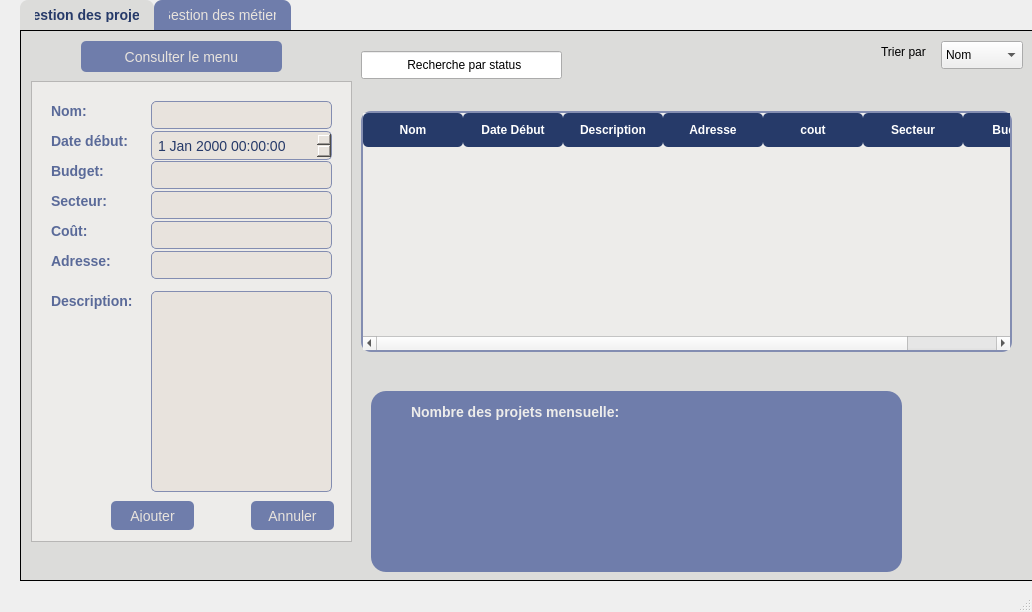
Old version of the form gprojet.ui in the repository yasminebchelbi/consultiny.
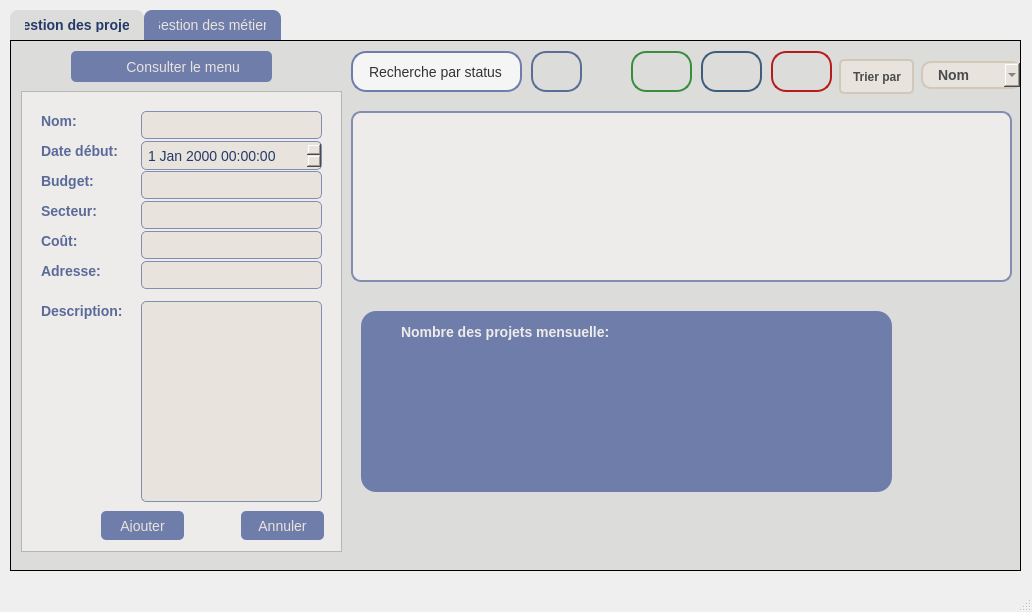
New version of the form. The open tabs and pages were chosen to show the change. Icons and pictures are not drawn.

```diff
--- a/gprojet.ui
+++ b/gprojet.ui
@@ -17,10 +17,10 @@
    <widget class="QTabWidget" name="tabWidget">
     <property name="geometry">
      <rect>
-      <x>20</x>
-      <y>0</y>
-      <width>1111</width>
-      <height>581</height>
+      <x>10</x>
+      <y>10</y>
+      <width>1011</width>
+      <height>561</height>
      </rect>
     </property>
     <property name="styleSheet">
@@ -343,123 +343,78 @@
        </property>
       </widget>
      </widget>
-     <widget class="QTableWidget" name="tableWidget">
-      <property name="geometry">
-       <rect>
-        <x>340</x>
-        <y>80</y>
-        <width>651</width>
-        <height>241</height>
-       </rect>
-      </property>
-      <property name="styleSheet">
-       <string notr="true">QTableView {
-    background-color: #EDECEA; /* Fond du tableau */
-    border: 2px solid #838DB1; /* Bordure subtile */
-    border-radius: 10px; /* Arrondi */
-    gridline-color: #DCDCDA; /* Couleur des lignes du tableau */
-    font-family: &quot;Segoe UI&quot;, &quot;Arial&quot;, sans-serif; /* Typographie moderne */
-    font-size: 14px;
-    selection-background-color: #838DB1; /* Couleur de sélection */
-    selection-color: white; /* Texte en blanc sur sélection */
-}
-
-QHeaderView::section {
-    background-color: #263A69; /* En-têtes foncés */
-    color: white; /* Texte blanc */
-    padding: 8px;
-    border: none;
-    font-weight: bold;
-    border-radius: 5px;
-}
-
-QTableView::item {
-    padding: 6px;
-    border-bottom: 1px solid #E8E3DD; /* Séparation entre les lignes */
-}
-
-QTableView::item:selected {
-    background-color: #838DB1; /* Fond des éléments sélectionnés */
-    color: white;
-}</string>
-      </property>
-      <property name="rowCount">
-       <number>0</number>
-      </property>
-      <property name="columnCount">
-       <number>7</number>
-      </property>
-      <column>
-       <property name="text">
-        <string>Nom</string>
-       </property>
-      </column>
-      <column>
-       <property name="text">
-        <string>Date Début</string>
-       </property>
-      </column>
-      <column>
-       <property name="text">
-        <string>Description</string>
-       </property>
-      </column>
-      <column>
-       <property name="text">
-        <string>Adresse</string>
-       </property>
-      </column>
-      <column>
-       <property name="text">
-        <string>cout</string>
-       </property>
-      </column>
-      <column>
-       <property name="text">
-        <string>Secteur</string>
-       </property>
-      </column>
-      <column>
-       <property name="text">
-        <string>Budget</string>
-       </property>
-      </column>
-     </widget>
      <widget class="QLineEdit" name="lineEdit_4">
       <property name="geometry">
        <rect>
         <x>340</x>
-        <y>20</y>
-        <width>201</width>
-        <height>28</height>
+        <y>10</y>
+        <width>171</width>
+        <height>41</height>
        </rect>
       </property>
       <property name="styleSheet">
-       <string notr="true">QLineEdit#searchBar {
-    border: 2px solid #AAAAAA;
-    border-radius: 5px;
-    padding: 4px;
+       <string notr="true">QLineEdit {
+    background-color: #f5f5f5; /* Fond clair et épuré */
+    border: 2px solid #6f7dab; /* Bordure bleu-gris */
+    border-radius: 15px; /* Coins arrondis */
+    padding: 8px 15px;
+    font-size: 14px;
+    color: #333; /* Couleur du texte */
+    selection-background-color: #6f7dab; /* Couleur de sélection */
 }
 
-QLineEdit#searchBar:hover {
-    border: 2px solid #1E90FF;
-}</string>
+QLineEdit:focus {
+    border: 2px solid #2ecc71; /* Changement de bordure au focus */
+    background-color: white; /* Fond plus visible */
+}
+
+QLineEdit::placeholder {
+    color: #999; /* Couleur du placeholder */
+    font-style: italic;
+}
+</string>
       </property>
       <property name="text">
-       <string>             Recherche par status</string>
+       <string>Recherche par status</string>
+      </property>
+      <property name="readOnly">
+       <bool>true</bool>
       </property>
      </widget>
      <widget class="QLabel" name="label_10">
       <property name="geometry">
        <rect>
-        <x>860</x>
+        <x>820</x>
         <y>10</y>
-        <width>71</width>
-        <height>21</height>
+        <width>91</width>
+        <height>51</height>
        </rect>
       </property>
       <property name="styleSheet">
-       <string notr="true">font: 700 11pt &quot;Times New Roman&quot;;</string>
+       <string notr="true">QLabel {
+    font-family: Arial, sans-serif;  /* Police élégante */
+    font-size: 12px;                 /* Taille du texte */
+    font-weight: bold;               /* Texte en gras */
+    color: #4B4B4B;                  /* Couleur du texte */
+    background-color: #E8E3DD;       /* Fond doux */
+    padding: 8px 9px;              /* Espacement interne */
+    border-radius: 5px;              /* Coins arrondis */
+    text-align: center;              /* Centrer le texte */
+    margin: 8px;                    /* Espacement externe */
+    border: 2px solid #D1C8B9;       /* Bordure douce */
+}
+
+QLabel:hover {
+    background-color: #D1C8B9;       /* Fond plus foncé au survol */
+    border: 2px solid #A89F92;       /* Bordure changeante */
+}
+
+QLabel:disabled {
+    color: #A0A0A0;                  /* Couleur du texte désactivé */
+    background-color: #F0F0F0;       /* Fond plus clair quand désactivé */
+    border: 2px solid #A0A0A0;       /* Bordure désactivée */
+}
+</string>
       </property>
       <property name="text">
        <string>Trier par</string>
@@ -468,15 +423,45 @@
      <widget class="QComboBox" name="comboBox_3">
       <property name="geometry">
        <rect>
-        <x>920</x>
-        <y>10</y>
-        <width>82</width>
+        <x>910</x>
+        <y>20</y>
+        <width>101</width>
         <height>28</height>
        </rect>
       </property>
       <property name="styleSheet">
-       <string notr="true">font: 12pt &quot;Segoe UI&quot;;
-font: 9pt &quot;Times New Roman&quot;;</string>
+       <string notr="true">QComboBox {
+    background-color: #E8E3DD; /* Couleur de fond clair */
+    border: 2px solid #D1C8B9; /* Bordure subtile */
+    border-radius: 10px; /* Coins arrondis */
+    padding: 5px 15px; /* Espacement interne */
+    font-size: 14px; /* Taille de texte */
+    color: #4B4B4B; /* Couleur du texte */
+    font-weight: bold;
+}
+
+QComboBox:hover {
+    border: 2px solid #D1C8B9; /* Changement de couleur au survol */
+}
+
+QComboBox:focus {
+    border: 2px solid #A89F92; /* Bordure plus foncée au focus */
+}
+
+QComboBox QAbstractItemView {
+    background-color: #FFF; /* Couleur de fond du menu déroulant */
+    border: 2px solid #D1C8B9;
+    border-radius: 10px;
+    selection-background-color: #D1C8B9; /* Couleur de sélection des éléments */
+    selection-color: #4B4B4B; /* Couleur du texte sélectionné */
+}
+
+QComboBox::down-arrow {
+    image: url(:/images/arrow.png); /* Icône de flèche personnalisée */
+    width: 20px;
+    height: 20px;
+}
+</string>
       </property>
       <item>
        <property name="text">
@@ -508,25 +493,6 @@
        <bool>true</bool>
       </property>
      </widget>
-     <widget class="QLabel" name="label_11">
-      <property name="geometry">
-       <rect>
-        <x>550</x>
-        <y>20</y>
-        <width>41</width>
-        <height>31</height>
-       </rect>
-      </property>
-      <property name="text">
-       <string/>
-      </property>
-      <property name="pixmap">
-       <pixmap resource="image.qrc">:/Users/HP/Downloads/loupe-et-icone-de-recherche-de-couleur-grise.png</pixmap>
-      </property>
-      <property name="scaledContents">
-       <bool>true</bool>
-      </property>
-     </widget>
      <widget class="QLabel" name="label_12">
       <property name="geometry">
        <rect>
@@ -544,7 +510,7 @@
       <property name="geometry">
        <rect>
         <x>350</x>
-        <y>360</y>
+        <y>270</y>
         <width>531</width>
         <height>181</height>
        </rect>
@@ -615,7 +581,16 @@
 </string>
       </property>
       <property name="text">
-       <string>Consulter le menu</string>
+       <string>      Consulter le menu</string>
+      </property>
+      <property name="icon">
+       <iconset theme="QIcon::ThemeIcon::GoHome"/>
+      </property>
+      <property name="iconSize">
+       <size>
+        <width>30</width>
+        <height>30</height>
+       </size>
       </property>
      </widget>
      <widget class="QLabel" name="label_14">
@@ -643,80 +618,267 @@
        <bool>true</bool>
       </property>
      </widget>
-     <widget class="QLabel" name="label_18">
+     <widget class="QTableView" name="tableView">
       <property name="geometry">
        <rect>
-        <x>640</x>
+        <x>340</x>
+        <y>70</y>
+        <width>661</width>
+        <height>171</height>
+       </rect>
+      </property>
+      <property name="styleSheet">
+       <string notr="true">QTableView {
+    background-color: #EDECEA; /* Fond du tableau */
+    border: 2px solid #838DB1; /* Bordure subtile */
+    border-radius: 10px; /* Arrondi */
+    gridline-color: #DCDCDA; /* Couleur des lignes du tableau */
+    font-family: &quot;Segoe UI&quot;, &quot;Arial&quot;, sans-serif; /* Typographie moderne */
+    font-size: 14px;
+    selection-background-color: #838DB1; /* Couleur de sélection */
+    selection-color: white; /* Texte en blanc sur sélection */
+}
+
+QHeaderView::section {
+    background-color: #263A69; /* En-têtes foncés */
+    color: white; /* Texte blanc */
+    padding: 8px;
+    border: none;
+    font-weight: bold;
+    border-radius: 5px;
+}
+
+QTableView::item {
+    padding: 6px;
+    border-bottom: 1px solid #E8E3DD; /* Séparation entre les lignes */
+}
+
+QTableView::item:selected {
+    background-color: #838DB1; /* Fond des éléments sélectionnés */
+    color: white;
+}</string>
+      </property>
+     </widget>
+     <widget class="QPushButton" name="supprimer_projet">
+      <property name="geometry">
+       <rect>
+        <x>760</x>
         <y>10</y>
-        <width>31</width>
+        <width>61</width>
         <height>41</height>
        </rect>
       </property>
+      <property name="styleSheet">
+       <string notr="true">QPushButton {
+    background: qlineargradient(x1:0, y1:0, x2:1, y2:1, 
+                stop:0 #E53935, stop:1 #B71C1C); /* Dégradé de rouge */
+    border: 2px solid #B71C1C;
+    border-radius: 15px; /* Coins arrondis */
+    padding: 10px 15px;
+    font-size: 14px;
+    color: white;
+    font-weight: bold;
+    text-transform: uppercase;
+    transition: 0.3s;
+}
+
+QPushButton:hover {
+    background: qlineargradient(x1:0, y1:0, x2:1, y2:1, 
+                stop:0 #B71C1C, stop:1 #E53935); /* Inversion du dégradé */
+    border: 2px solid #E53935;
+}
+
+QPushButton:pressed {
+    background-color: #C62828; /* Couleur plus foncée au clic */
+    border: 2px solid #C62828;
+}
+</string>
+      </property>
       <property name="text">
        <string/>
       </property>
       <property name="pixmap">
        <pixmap resource="image.qrc">:/image/update4.png</pixmap>
       </property>
-      <property name="scaledContents">
-       <bool>true</bool>
+      <property name="iconSize">
+       <size>
+        <width>30</width>
+        <height>30</height>
+       </size>
       </property>
+      <property name="checkable">
+       <bool>false</bool>
+      </property>
+      <property name="checked">
+       <bool>false</bool>
+      </property>
      </widget>
-     <widget class="QLabel" name="label_19">
+     <widget class="QPushButton" name="update_projet">
       <property name="geometry">
        <rect>
-        <x>740</x>
+        <x>620</x>
         <y>10</y>
-        <width>31</width>
-        <height>31</height>
+        <width>61</width>
+        <height>41</height>
        </rect>
       </property>
+      <property name="styleSheet">
+       <string notr="true">QPushButton {
+    background: qlineargradient(x1:0, y1:0, x2:1, y2:1, 
+                stop:0 #0daa90, stop:1 #388E3C); /* Dégradé de vert */
+    border: 2px solid #388E3C;
+    border-radius: 15px; /* Coins arrondis */
+    padding: 10px 15px;
+    font-size: 14px;
+    color: white;
+    font-weight: bold;
+    text-transform: uppercase;
+    transition: 0.3s;
+}
+
+QPushButton:hover {
+    background: qlineargradient(x1:0, y1:0, x2:1, y2:1, 
+                stop:0 #388E3C, stop:1 #4CAF50); /* Inversion du dégradé */
+    border: 2px solid #4CAF50;
+}
+
+QPushButton:pressed {
+    background-color: #2E7D32; /* Couleur plus foncée au clic */
+    border: 2px solid #2E7D32;
+}
+</string>
+      </property>
       <property name="text">
        <string/>
       </property>
       <property name="pixmap">
        <pixmap resource="image.qrc">:/image/supprimer.png</pixmap>
       </property>
-      <property name="scaledContents">
+      <property name="iconSize">
+       <size>
+        <width>30</width>
+        <height>30</height>
+       </size>
+      </property>
+      <property name="checkable">
        <bool>true</bool>
       </property>
+      <property name="autoDefault">
+       <bool>false</bool>
+      </property>
+      <property name="default">
+       <bool>false</bool>
+      </property>
+      <property name="flat">
+       <bool>false</bool>
+      </property>
      </widget>
-     <widget class="QLabel" name="label_17">
+     <widget class="QPushButton" name="pushButton_3">
+      <property name="geometry">
+       <rect>
+        <x>520</x>
+        <y>10</y>
+        <width>51</width>
+        <height>41</height>
+       </rect>
+      </property>
+      <property name="styleSheet">
+       <string notr="true">QPushButton {
+    background: qlineargradient(x1:0, y1:0, x2:1, y2:1, 
+                stop:0 #6f7dab, stop:1 #5b6d96); /* Dégradé bleu-gris */
+    border: 2px solid #5b6d96;
+    border-radius: 15px; /* Coins arrondis */
+    padding: 10px 15px;
+    font-size: 14px;
+    color: white;
+    font-weight: bold;
+    text-transform: uppercase;
+    transition: 0.3s;
+}
+
+QPushButton:hover {
+    background: qlineargradient(x1:0, y1:0, x2:1, y2:1, 
+                stop:0 #5b6d96, stop:1 #6f7dab); /* Inversion du dégradé */
+    border: 2px solid #6f7dab;
+}
+
+QPushButton:pressed {
+    background-color: #4a5a82; /* Couleur plus foncée au clic */
+    border: 2px solid #4a5a82;
+}
+QPushButton:icon {
+    color: #4B4B4B; /* Couleur de l'icône */
+}
+
+QPushButton:disabled {
+    background-color: #D1C8B9; /* Fond pour état désactivé */
+    color: #A0A0A0; /* Couleur de texte pour désactivation */
+    border: 2px solid #A0A0A0; /* Bordure pour désactivation */
+}
+
+QPushButton:hover::icon {
+    color: #FFFFFF; /* Changement de couleur de l'icône au survol */
+}</string>
+      </property>
+      <property name="text">
+       <string/>
+      </property>
+      <property name="icon">
+       <iconset theme="QIcon::ThemeIcon::SystemSearch"/>
+      </property>
+      <property name="iconSize">
+       <size>
+        <width>30</width>
+        <height>30</height>
+       </size>
+      </property>
+     </widget>
+     <widget class="QPushButton" name="telecharger_projet">
       <property name="geometry">
        <rect>
         <x>690</x>
         <y>10</y>
-        <width>31</width>
+        <width>61</width>
         <height>41</height>
        </rect>
       </property>
-      <property name="text">
-       <string/>
+      <property name="styleSheet">
+       <string notr="true">QPushButton {
+    background: qlineargradient(x1:0, y1:0, x2:1, y2:1, 
+                stop:0 #6f7dab, stop:1 #3f5d7b); /* Dégradé bleu foncé */
+    border: 2px solid #3f5d7b;
+    border-radius: 15px; /* Coins arrondis */
+    padding: 10px 15px;
+    font-size: 14px;
+    color: white;
+    font-weight: bold;
+    text-transform: uppercase;
+    transition: 0.3s;
+}
+
+QPushButton:hover {
+    background: qlineargradient(x1:0, y1:0, x2:1, y2:1, 
+                stop:0 #3f5d7b, stop:1 #6f7dab); /* Inversion du dégradé */
+    border: 2px solid #6f7dab;
+}
+
+QPushButton:pressed {
+    background-color: #354f73; /* Couleur plus foncée au clic */
+    border: 2px solid #354f73;
+}
+</string>
       </property>
-      <property name="pixmap">
-       <pixmap resource="image.qrc">:/image/enregistrer.png</pixmap>
-      </property>
-      <property name="scaledContents">
-       <bool>true</bool>
-      </property>
-     </widget>
-     <widget class="QLabel" name="label_22">
-      <property name="geometry">
-       <rect>
-        <x>790</x>
-        <y>10</y>
-        <width>31</width>
-        <height>51</height>
-       </rect>
-      </property>
       <property name="text">
        <string/>
       </property>
       <property name="pixmap">
        <pixmap resource="image.qrc">:/image/historique.png</pixmap>
       </property>
-      <property name="scaledContents">
-       <bool>true</bool>
+      <property name="iconSize">
+       <size>
+        <width>30</width>
+        <height>30</height>
+       </size>
       </property>
      </widget>
     </widget>
```
Left out of the diff: 438 changed lines with no effect on the pictures.
